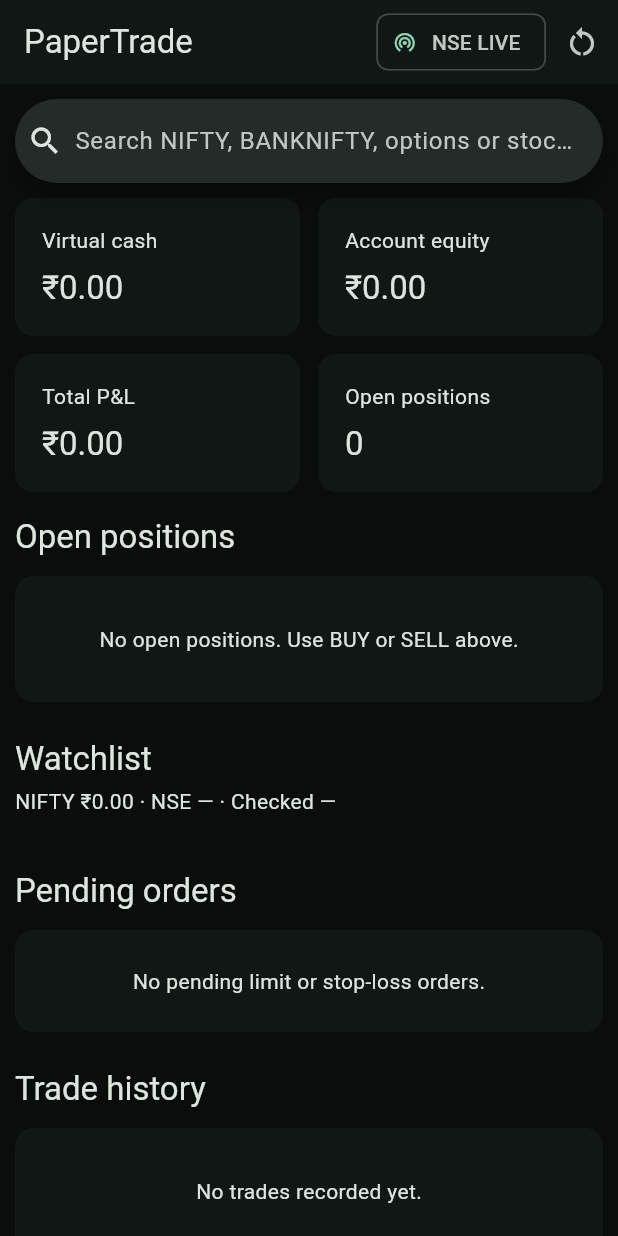
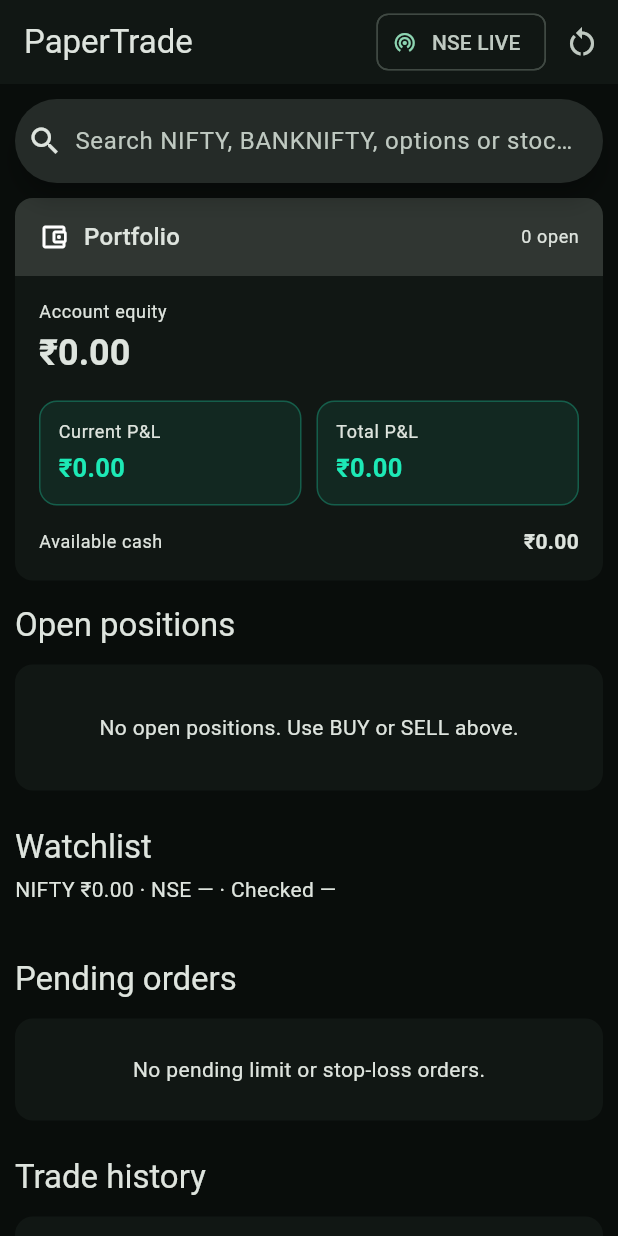
Before and after one commit to jitarijitbiswas/foliox, a Flutter app: the screen it shows after launch, on a phone screen of 412 x 824 dp. Run offline on Flutter 3.47's test engine with Material 3 defaults, Android fonts, the phone set to English and light mode, and no system bars; our stand-ins replace dio, flutter_riverpod, go_router, hive_flutter; accounts and stored records are empty; network calls fail.

Commit message:
Polish mobile portfolio and PnL layout

```diff
--- a/frontend/lib/features/dashboard/presentation/dashboard_screen.dart
+++ b/frontend/lib/features/dashboard/presentation/dashboard_screen.dart
@@ -516,17 +516,96 @@ class _Metrics extends StatelessWidget {
 
   @override
   Widget build(BuildContext context) {
+    final currentPnl = portfolio?.unrealizedPnl ?? 0;
+    final totalPnl = portfolio?.totalPnl ?? 0;
+    if (MediaQuery.sizeOf(context).width < 700) {
+      return Card(
+        clipBehavior: Clip.antiAlias,
+        child: Column(
+          children: [
+            Container(
+              width: double.infinity,
+              padding: const EdgeInsets.fromLTRB(16, 14, 16, 14),
+              color: Theme.of(context).colorScheme.surfaceContainerHighest,
+              child: Row(
+                children: [
+                  const Icon(Icons.account_balance_wallet_outlined, size: 20),
+                  const SizedBox(width: 10),
+                  Text(
+                    'Portfolio',
+                    style: Theme.of(context).textTheme.titleMedium,
+                  ),
+                  const Spacer(),
+                  Text(
+                    '${portfolio?.positions.length ?? 0} open',
+                    style: Theme.of(context).textTheme.bodySmall,
+                  ),
+                ],
+              ),
+            ),
+            Padding(
+              padding: const EdgeInsets.all(16),
+              child: Column(
+                crossAxisAlignment: CrossAxisAlignment.start,
+                children: [
+                  Text(
+                    'Account equity',
+                    style: Theme.of(context).textTheme.bodySmall,
+                  ),
+                  const SizedBox(height: 3),
+                  Text(
+                    _money(portfolio?.equity ?? 0),
+                    style: Theme.of(context).textTheme.headlineSmall?.copyWith(
+                      fontWeight: FontWeight.w700,
+                    ),
+                  ),
+                  const SizedBox(height: 16),
+                  Row(
+                    children: [
+                      Expanded(
+                        child: _PnlSummary(
+                          label: 'Current P&L',
+                          value: currentPnl,
+                        ),
+                      ),
+                      const SizedBox(width: 10),
+                      Expanded(
+                        child: _PnlSummary(label: 'Total P&L', value: totalPnl),
+                      ),
+                    ],
+                  ),
+                  const SizedBox(height: 14),
+                  Row(
+                    mainAxisAlignment: MainAxisAlignment.spaceBetween,
+                    children: [
+                      Text(
+                        'Available cash',
+                        style: Theme.of(context).textTheme.bodySmall,
+                      ),
+                      Text(
+                        _money(portfolio?.cashBalance ?? 0),
+                        style: const TextStyle(fontWeight: FontWeight.w600),
+                      ),
+                    ],
+                  ),
+                ],
+              ),
+            ),
+          ],
+        ),
+      );
+    }
     final metrics = [
       ('Virtual cash', _money(portfolio?.cashBalance ?? 0)),
       ('Account equity', _money(portfolio?.equity ?? 0)),
-      ('Total P&L', _money(portfolio?.totalPnl ?? 0)),
+      ('Current P&L', _money(currentPnl)),
+      ('Total P&L', _money(totalPnl)),
       ('Open positions', '${portfolio?.positions.length ?? 0}'),
     ];
     return LayoutBuilder(
       builder: (context, constraints) {
-        final width = constraints.maxWidth >= 900
-            ? (constraints.maxWidth - 36) / 4
-            : (constraints.maxWidth - 12) / 2;
+        final columns = constraints.maxWidth >= 1100 ? 5 : 2;
+        final width = (constraints.maxWidth - (12 * (columns - 1))) / columns;
         return Wrap(
           spacing: 12,
           runSpacing: 12,
@@ -540,6 +619,42 @@ class _Metrics extends StatelessWidget {
               .toList(),
         );
       },
+    );
+  }
+}
+
+class _PnlSummary extends StatelessWidget {
+  const _PnlSummary({required this.label, required this.value});
+  final String label;
+  final double value;
+
+  @override
+  Widget build(BuildContext context) {
+    final color = value >= 0
+        ? Colors.tealAccent.shade400
+        : Colors.redAccent.shade100;
+    return Container(
+      padding: const EdgeInsets.all(12),
+      decoration: BoxDecoration(
+        color: color.withValues(alpha: 0.08),
+        border: Border.all(color: color.withValues(alpha: 0.28)),
+        borderRadius: BorderRadius.circular(12),
+      ),
+      child: Column(
+        crossAxisAlignment: CrossAxisAlignment.start,
+        children: [
+          Text(label, style: Theme.of(context).textTheme.bodySmall),
+          const SizedBox(height: 4),
+          Text(
+            _money(value),
+            style: TextStyle(
+              color: color,
+              fontWeight: FontWeight.w700,
+              fontSize: 17,
+            ),
+          ),
+        ],
+      ),
     );
   }
 }
@@ -706,7 +821,7 @@ class _Positions extends StatelessWidget {
                           ('Qty', '${position.quantity}'),
                           ('Average', _money(position.averagePrice)),
                           ('LTP', _money(position.ltp)),
-                          ('P&L', _money(position.netPnl)),
+                          ('Current P&L', _money(position.netPnl)),
                           ('Target', _optionalMoney(position.targetPrice)),
                           ('Stop-loss', _optionalMoney(position.stopLoss)),
                         ],
@@ -898,13 +1013,14 @@ class _MobileFields extends StatelessWidget {
   final List<(String, String)> fields;
 
   @override
-  Widget build(BuildContext context) => Wrap(
+  Widget build(BuildContext context) => LayoutBuilder(
+    builder: (context, constraints) => Wrap(
       spacing: 8,
-    runSpacing: 10,
+      runSpacing: 12,
       children: fields
           .map(
             (field) => SizedBox(
-            width: (MediaQuery.sizeOf(context).width - 54) / 2,
+              width: (constraints.maxWidth - 8) / 2,
               child: Column(
                 crossAxisAlignment: CrossAxisAlignment.start,
                 children: [
@@ -916,6 +1032,7 @@ class _MobileFields extends StatelessWidget {
             ),
           )
           .toList(),
+    ),
   );
 }
 
```
Lines whose indentation alone changed are shown as unchanged.
